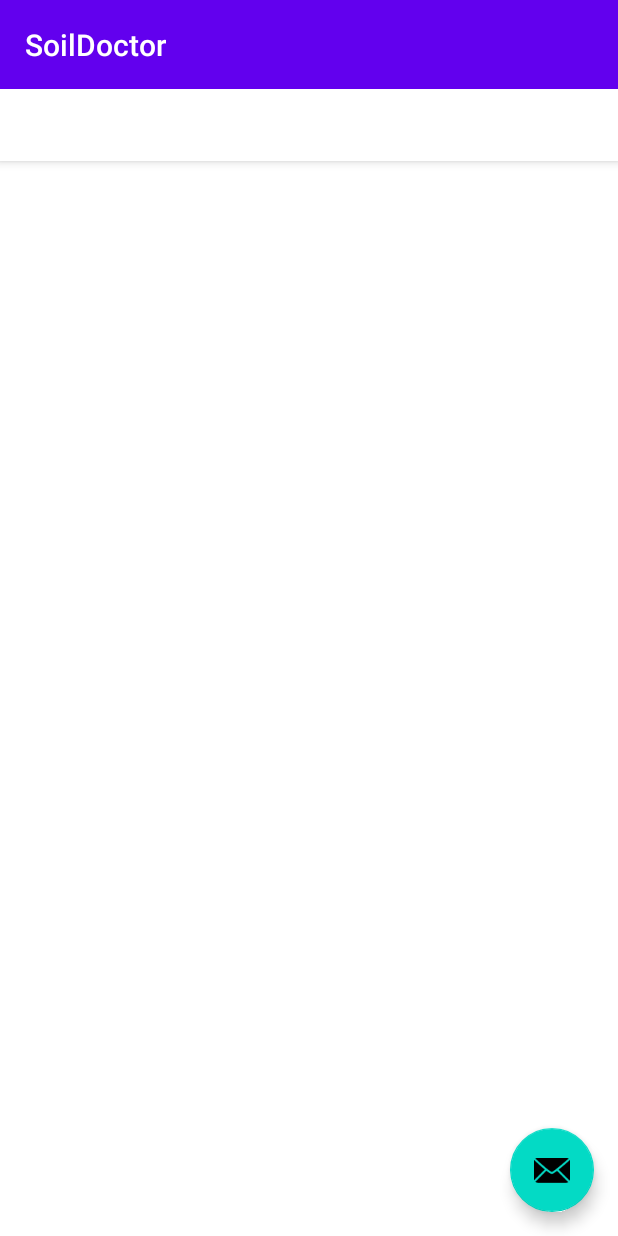
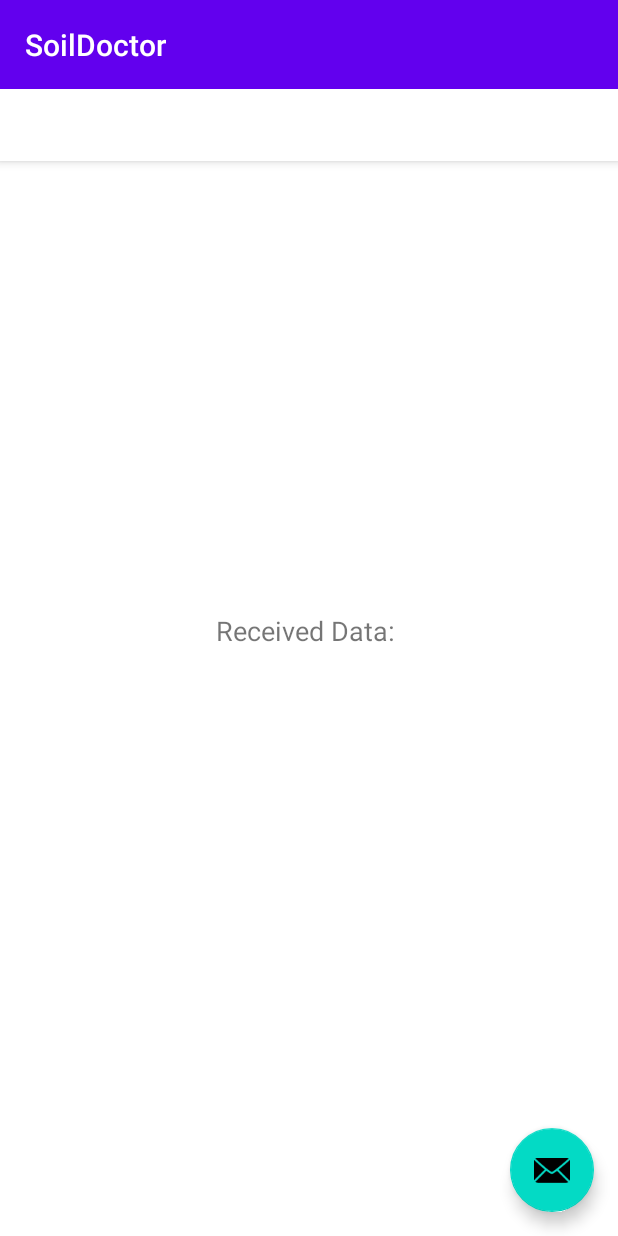
Before and after one commit to DMartinCodes/Microverse-Soil-Doctor, an Android app: the layout activity_main.xml on its own in the app's theme, with its tools: preview values and no code run, on a phone screen of 412 x 824 dp. Run offline under Robolectric (Android 15) with nearby library versions, the phone set to English and light mode, and no system bars.

Commit message:
Slight amendment to settings

```diff
--- a/AndroidWork/app/src/main/res/layout/activity_main.xml
+++ b/AndroidWork/app/src/main/res/layout/activity_main.xml
@@ -43,13 +43,14 @@
         app:srcCompat="@android:drawable/ic_dialog_email" />
 
     <TextView
-    android:id="@+id/textView"
-    android:layout_width="wrap_content"
-    android:layout_height="wrap_content"
-    android:text="Received Data: "
-    android:textSize="18sp"
-    android:layout_centerInParent="true"
-    />
+        android:id="@+id/textView"
+        android:layout_width="wrap_content"
+        android:layout_height="115dp"
+        android:layout_centerInParent="true"
+        android:text="Received Data: "
+        android:textSize="18sp"
+        app:layout_anchor="@+id/view_pager"
+        app:layout_anchorGravity="center" />
 
 
 </androidx.coordinatorlayout.widget.CoordinatorLayout>
```
